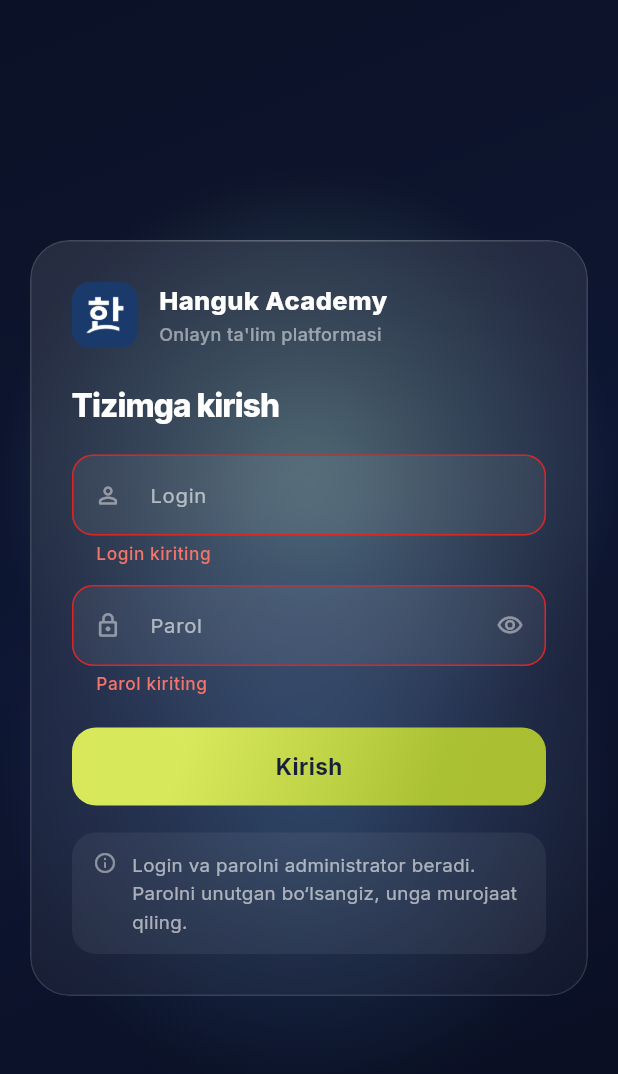
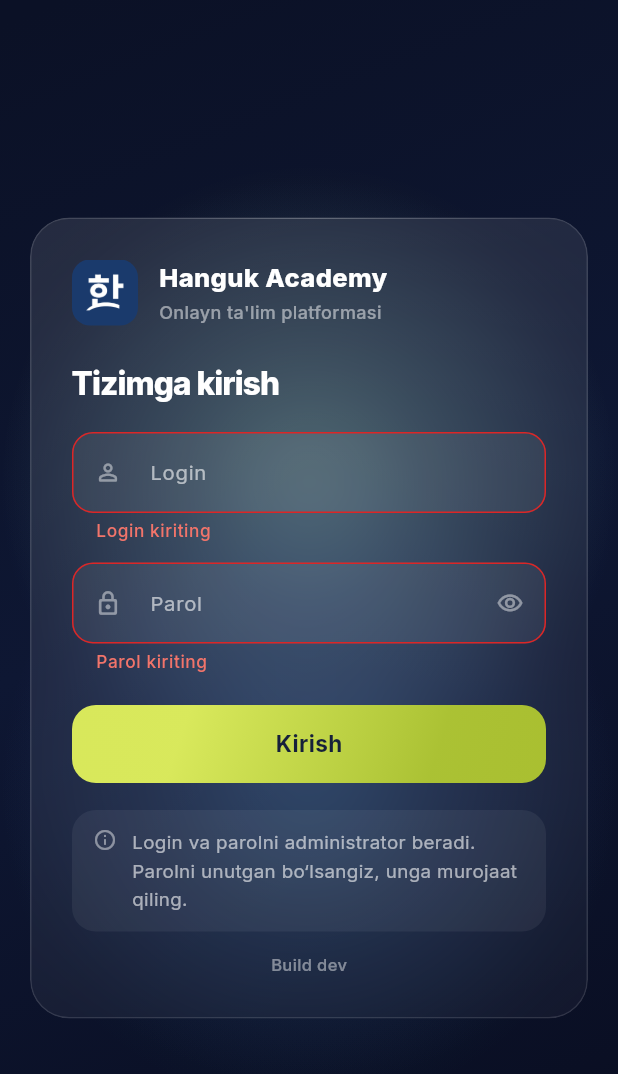
Before and after one commit to asrbekshokirovich-bot/hanguk-_cademy, a Flutter app: the screen it shows after launch, after a tap on "Kirish", on a phone screen of 412 x 824 dp. Shown: the top 1074 px of the screen. Run offline on Flutter 3.47's test engine with Material 3 defaults, Android fonts, the phone set to English and light mode, and no system bars; our stand-ins replace flutter_riverpod, go_router, supabase_flutter; missing offline and left inert: window_manager; accounts and stored records are empty.

Commit message:
Print which build this is under the login card
Three fixes were merged and built inside twenty minutes this afternoon, the
owner re-ran an .exe downloaded before the first of them, and nothing on
screen could tell either of us which build he was looking at. The app is
identical either way, so "is the fix in this one?" cost a round trip and
ended in a guess. That is a bad way to answer a question a binary already
knows the answer to.

So the Windows workflow stamps the short commit and the build time into the
binary, and the login screen prints it small and grey under the card. A
local build says `dev`.

The window also asks to be maximised a second time, after
`waitUntilReadyToShow` returns. That call applies WindowOptions' size and
centring around its callback, and on Windows it has been seen to land after
the maximise inside it — leaving the window at 1440x920 in the middle of the
screen, which is the exact thing the maximise was added to stop. The check
costs one call and does nothing when the first attempt worked.

Co-Authored-By: Claude Opus 5 <noreply@anthropic.com>
Claude-Session: https://claude.ai/code/session_015Es5xhFxW4JTcGMG8oSiiR

```diff
--- a/lib/core/env.dart
+++ b/lib/core/env.dart
@@ -36,4 +36,22 @@ abstract final class HkEnv {
 
   static bool get hasSupabase =>
       supabaseUrl.isNotEmpty && supabasePublishableKey.isNotEmpty;
+
+  /// Which build this binary is, printed under the login card.
+  ///
+  /// It exists because of one specific afternoon: three fixes were merged and
+  /// built within twenty minutes of each other, the owner re-ran an .exe he
+  /// had downloaded before the first of them, and nothing on screen could
+  /// tell either of us which build he was looking at. "Is this fixed?" was
+  /// unanswerable — the app looks identical either way.
+  ///
+  /// The Windows workflow passes the short commit sha and the build date:
+  ///
+  ///   flutter build windows --release --dart-define=BUILD_STAMP=52f293b·13.08
+  ///
+  /// A local build says `dev`, which is the honest answer for one.
+  static const buildStamp = String.fromEnvironment(
+    'BUILD_STAMP',
+    defaultValue: 'dev',
+  );
 }
--- a/lib/features/auth/presentation/login_screen.dart
+++ b/lib/features/auth/presentation/login_screen.dart
@@ -2,6 +2,7 @@ import 'package:flutter/material.dart';
 import 'package:flutter/services.dart';
 import 'package:flutter_riverpod/flutter_riverpod.dart';
 
+import '../../../core/env.dart';
 import '../../../design_system/tokens.dart';
 import '../../../design_system/widgets/ambient_background.dart';
 import '../data/auth_repository.dart';
@@ -143,6 +144,18 @@ class _LoginScreenState extends ConsumerState<LoginScreen> {
                     ],
                   ),
                 ),
+                const SizedBox(height: 14),
+                // Which build this is. Small and grey — nobody signing in
+                // needs it — but it is the only thing on screen that can
+                // answer "am I running the version with the fix in it?",
+                // and without it that question costs a round trip and a
+                // guess. See HkEnv.buildStamp.
+                Center(
+                  child: Text(
+                    'Build ${HkEnv.buildStamp}',
+                    style: HkType.muted.copyWith(fontSize: 11),
+                  ),
+                ),
               ],
             ),
           ),
--- a/lib/main.dart
+++ b/lib/main.dart
@@ -52,6 +52,15 @@ Future<void> main() async {
         await windowManager.focus();
       },
     );
+    // Asked for twice on purpose. `waitUntilReadyToShow` applies the size and
+    // centring from WindowOptions around the callback, and on Windows that
+    // has been seen to land *after* the maximise inside it — the window then
+    // opens at 1440x920 in the middle of the screen, which is exactly the
+    // thing this is meant to stop. Checking afterwards costs one call and is
+    // a no-op when the first one worked.
+    if (!await windowManager.isMaximized()) {
+      await windowManager.maximize();
+    }
   }
 
   if (HkEnv.hasSupabase) {
```
Also changed, not shown: 2 other files.
